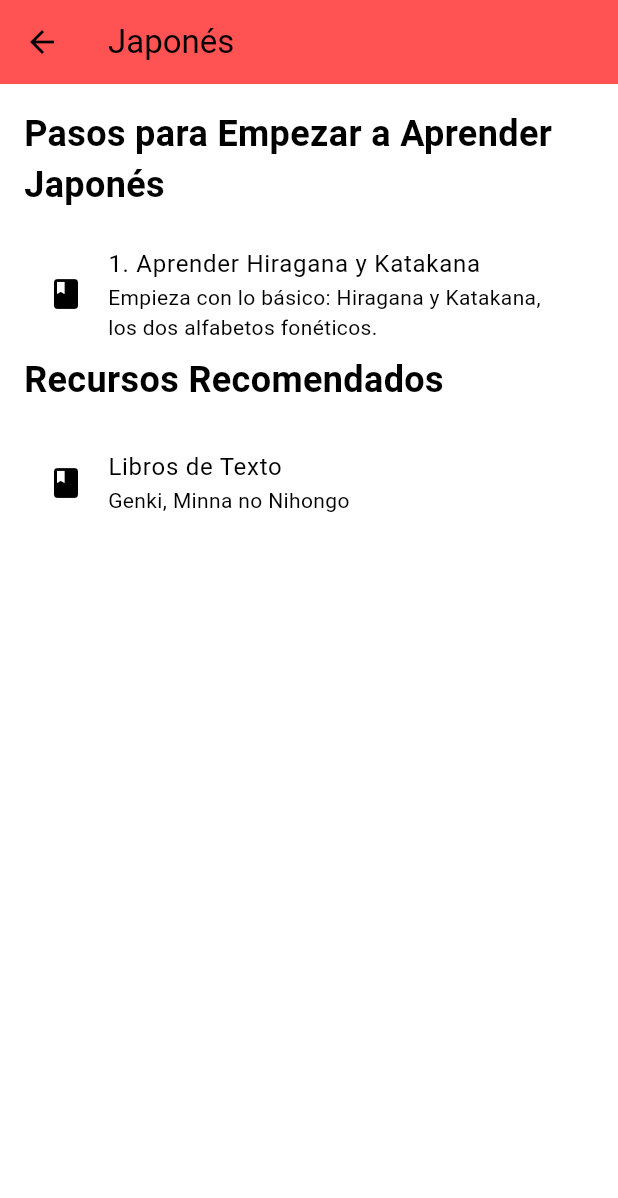
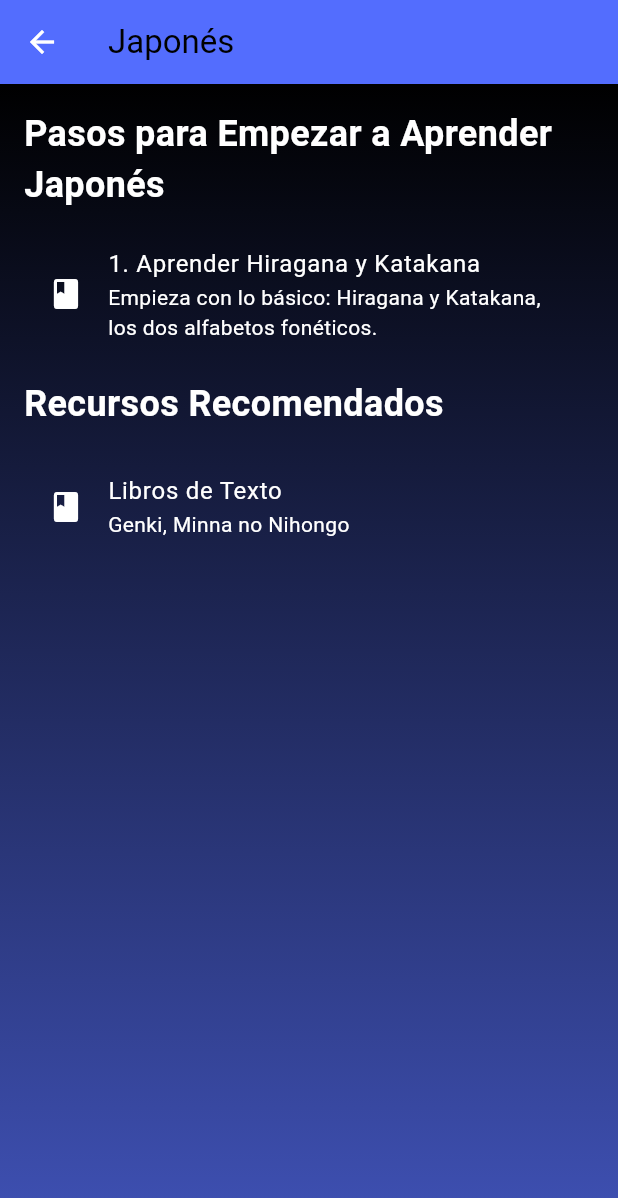
Before and after one commit to vizcacha22/-, a Flutter app: the LearningJapaneseScreen screen opened by its route, on a phone screen of 412 x 824 dp. Shown: the top 1198 px of the screen. Run offline on Flutter 3.47's test engine with Material 3 defaults, Android fonts, the phone set to English and light mode, and no system bars; our stand-ins replace audioplayers, cached_network_image, connectivity_plus, dash_chat_2, equatable, firebase_auth and 6 more; accounts and stored records are empty.

Commit message:
Interfaz mejora submenu :Vxd

```diff
--- a/lib/presentation/submenu/japanese_submenu.dart
+++ b/lib/presentation/submenu/japanese_submenu.dart
@@ -5,35 +5,57 @@ class LearningJapaneseScreen extends StatelessWidget {
   Widget build(BuildContext context) {
     return Scaffold(
       appBar: AppBar(
-        title: Text('Japonés'),
-        backgroundColor: Colors.redAccent,
+        title: Text(
+          'Japonés',
+
+        ),
+        backgroundColor: Colors.indigoAccent,
+        iconTheme: IconThemeData(color: Colors.white),
       ),
-      body: Padding(
+      body: Container(
+        decoration: BoxDecoration(
+          gradient: LinearGradient(
+            colors: [Colors.black, Colors.indigo],
+            begin: Alignment.topCenter,
+            end: Alignment.bottomCenter,
+          ),
+        ),
         padding: const EdgeInsets.all(16.0),
         child: ListView(
           children: [
             Text(
               'Pasos para Empezar a Aprender Japonés',
-              style: TextStyle(fontSize: 24, fontWeight: FontWeight.bold),
+              style: TextStyle(fontSize: 24, fontWeight: FontWeight.bold, color: Colors.white),
             ),
             SizedBox(height: 16),
             ListTile(
-              leading: Icon(Icons.book),
-              title: Text('1. Aprender Hiragana y Katakana'),
+              leading: Icon(Icons.book, color: Colors.white),
+              title: Text(
+                '1. Aprender Hiragana y Katakana',
+                style: TextStyle(color: Colors.white),
+              ),
               subtitle: Text(
                 'Empieza con lo básico: Hiragana y Katakana, los dos alfabetos fonéticos.',
+                style: TextStyle(color: Colors.white),
               ),
             ),
+            SizedBox(height: 16),
             Text(
               'Recursos Recomendados',
-              style: TextStyle(fontSize: 24, fontWeight: FontWeight.bold),
+              style: TextStyle(fontSize: 24, fontWeight: FontWeight.bold, color: Colors.white),
             ),
             SizedBox(height: 16),
             ListTile(
-              leading: Icon(Icons.book),
-              title: Text('Libros de Texto'),
-              subtitle: Text('Genki, Minna no Nihongo'),
-            )
+              leading: Icon(Icons.book, color: Colors.white),
+              title: Text(
+                'Libros de Texto',
+                style: TextStyle(color: Colors.white),
+              ),
+              subtitle: Text(
+                'Genki, Minna no Nihongo',
+                style: TextStyle(color: Colors.white),
+              ),
+            ),
           ],
         ),
       ),
```
